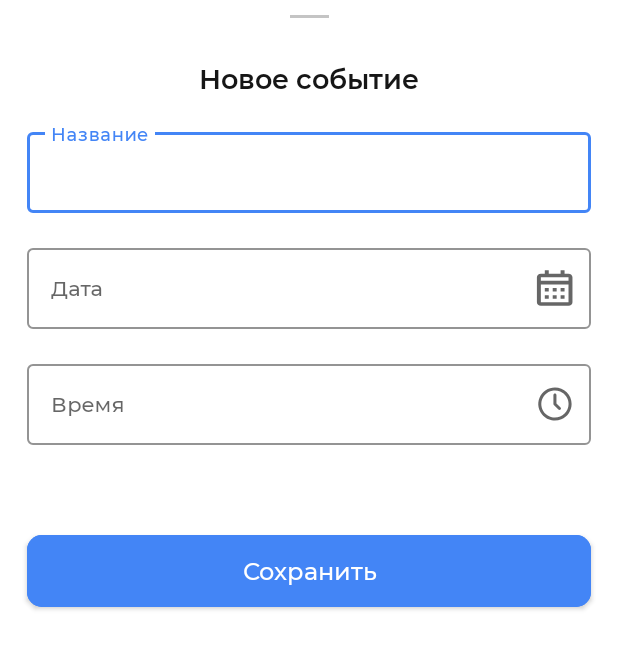
After one commit to whoopzee9/PayShare, an Android app: the layout fragment_add_event_dialog.xml on its own in the app's theme, with its tools: preview values and no code run, on a phone screen of 412 x 824 dp. The commit adds this screen. Shown: the top 649 px of the screen. Run offline under Robolectric (Android 15) with nearby library versions, the phone set to English and light mode, and no system bars.

Commit message:
added time picker

```diff
--- a/app/build.gradle
+++ b/app/build.gradle
@@ -96,4 +96,6 @@ dependencies {
     implementation vkSdkApiDep
 
     implementation pinEditTextDep
+
+    implementation wheelPickerDep
 }
--- /dev/null
+++ b/common/src/main/res/drawable/ic_calendar_24.xml
@@ -0,0 +1,4 @@
+<vector android:height="24dp" android:viewportHeight="18"
+    android:viewportWidth="19" android:width="25.333334dp" xmlns:android="http://schemas.android.com/apk/res/android">
+    <path android:fillColor="#A3A2A7" android:pathData="M16.256,17.9284H2.4268C1.3357,17.9284 0.4512,17.1289 0.4512,16.1427V3.6427C0.4512,2.6565 1.3357,1.857 2.4268,1.857H4.4024V0.0713H6.378V1.857H12.3048V0.0713H14.2804V1.857H16.256C17.3471,1.857 18.2317,2.6565 18.2317,3.6427V16.1427C18.2317,17.1289 17.3471,17.9284 16.256,17.9284ZM2.4268,7.2141V16.1427H16.256V7.2141H2.4268ZM2.4268,3.6427V5.4284H16.256V3.6427H2.4268ZM14.2804,14.357H12.3048V12.5713H14.2804V14.357ZM10.3292,14.357H8.3536V12.5713H10.3292V14.357ZM6.378,14.357H4.4024V12.5713H6.378V14.357ZM14.2804,10.7856H12.3048V8.9999H14.2804V10.7856ZM10.3292,10.7856H8.3536V8.9999H10.3292V10.7856ZM6.378,10.7856H4.4024V8.9999H6.378V10.7856Z"/>
+</vector>
--- /dev/null
+++ b/common/src/main/res/drawable/ic_clock_24.xml
@@ -0,0 +1,12 @@
+<vector xmlns:android="http://schemas.android.com/apk/res/android"
+    android:width="25dp"
+    android:height="24dp"
+    android:viewportWidth="25"
+    android:viewportHeight="24">
+  <path
+      android:pathData="M12.4539,1C10.2843,1 8.1635,1.6451 6.3596,2.8538C4.5556,4.0625 3.1496,5.7805 2.3194,7.7905C1.4891,9.8005 1.2719,12.0122 1.6952,14.146C2.1184,16.2798 3.1632,18.2398 4.6973,19.7782C6.2314,21.3166 8.186,22.3642 10.3139,22.7886C12.4417,23.2131 14.6473,22.9952 16.6518,22.1627C18.6562,21.3301 20.3694,19.9202 21.5747,18.1113C22.7801,16.3023 23.4234,14.1756 23.4234,12C23.42,9.0837 22.2632,6.2878 20.2067,4.2256C18.1503,2.1635 15.3622,1.0034 12.4539,1ZM12.4539,21C10.6788,21 8.9436,20.4722 7.4676,19.4832C5.9917,18.4943 4.8413,17.0887 4.162,15.4442C3.4827,13.7996 3.305,11.99 3.6513,10.2442C3.9976,8.4984 4.8524,6.8947 6.1076,5.636C7.3628,4.3774 8.962,3.5202 10.703,3.1729C12.444,2.8257 14.2485,3.0039 15.8885,3.6851C17.5285,4.3663 18.9302,5.5198 19.9164,6.9999C20.9026,8.4799 21.429,10.22 21.429,12C21.4261,14.3861 20.4796,16.6735 18.797,18.3607C17.1145,20.0479 14.8334,20.9971 12.4539,21Z"
+      android:fillColor="#A3A2A7"/>
+  <path
+      android:pathData="M13.4515,11.586V6C13.4515,5.7348 13.3464,5.4804 13.1594,5.2929C12.9724,5.1054 12.7187,5 12.4543,5C12.1898,5 11.9361,5.1054 11.7491,5.2929C11.5621,5.4804 11.457,5.7348 11.457,6V12C11.4571,12.2652 11.5622,12.5195 11.7492,12.707L14.7409,15.707C14.929,15.8892 15.1809,15.99 15.4424,15.9877C15.7038,15.9854 15.954,15.8802 16.1388,15.6948C16.3237,15.5094 16.4286,15.2586 16.4309,14.9964C16.4332,14.7342 16.3326,14.4816 16.151,14.293L13.4515,11.586Z"
+      android:fillColor="#A3A2A7"/>
+</vector>
--- a/common/src/main/res/values-night/themes.xml
+++ b/common/src/main/res/values-night/themes.xml
@@ -1,7 +1,7 @@
 <resources xmlns:tools="http://schemas.android.com/tools">
 
     <style name="Template" parent="Theme.MaterialComponents.DayNight.NoActionBar">
-        <item name="colorPrimary">@color/background_primary</item>
+        <item name="colorPrimary">@color/button_tint_primary</item>
         <item name="colorPrimaryVariant">@color/background_primary</item>
         <item name="colorOnPrimary">@color/background_primary</item>
         <item name="colorSecondary">@color/background_secondary</item>
--- a/common/src/main/res/values/colors.xml
+++ b/common/src/main/res/values/colors.xml
@@ -15,7 +15,8 @@
     <color name="text_color_third">#A3A3A3</color>
     <color name="text_color_hint">#0C85B8</color>
     <color name="text_color_amount">#4E6F66</color>
-    <color name="text_color_hint_primary">#A3A2A7</color>
+    <color name="text_color_hint_primary">#4385F6</color>
+    <color name="shadow_color_primary">#261F5281</color>
 
     <color name="menu_icon_color_primary">#161616</color>
     <color name="menu_icon_color_secondary">#000000</color>
@@ -35,4 +36,6 @@
 
     <color name="divider_color">#EBEBEB</color>
 
+    <color name="top_view_color">#C4C4C4</color>
+
 </resources>
--- a/common/src/main/res/values/strings.xml
+++ b/common/src/main/res/values/strings.xml
@@ -21,4 +21,12 @@
     <string name="enter_with_qr">Войти с QR</string>
     <string name="cancel">Отмена</string>
     <string name="ok">Ок</string>
+    <string name="new_event">Новое событие</string>
+    <string name="save">Сохранить</string>
+    <string name="title">Название</string>
+    <string name="date">Дата</string>
+    <string name="time">Время</string>
+    <string name="hour_short">ч</string>
+    <string name="minute_short">м</string>
+    <string name="choose_time">Выберите время</string>
 </resources>
--- a/common/src/main/res/values/styles.xml
+++ b/common/src/main/res/values/styles.xml
@@ -34,8 +34,9 @@
         <item name="fontFamily">@font/montserrat_semi_bold</item>
     </style>
 
-    <style name="TextView.H2" parent="TextView.Default">
+    <style name="TextView.SubTitle" parent="TextView.Default">
         <item name="android:textSize">@dimen/sp_18</item>
+        <item name="fontFamily">@font/montserrat_semi_bold</item>
     </style>
 
     <style name="TextView.Text" parent="TextView.Default">
@@ -53,6 +54,8 @@
         <item name="android:insetBottom">@dimen/dp_0</item>
         <item name="android:textColor">@color/button_text_color</item>
         <item name="elevation">@dimen/dp_0</item>
+        <item name="android:textSize">@dimen/sp_14</item>
+        <item name="fontFamily">@font/montserrat_medium</item>
         <item name="android:backgroundTint">@color/button_background_color</item>
         <item name="android:textAppearance">?android:attr/textAppearanceButton</item>
         <item name="android:textAllCaps">false</item>
@@ -79,4 +82,23 @@
         <item name="rippleColor">@color/background_secondary</item>
         <item name="android:letterSpacing">0</item>
     </style>
+
+    <style name="Button.Save" parent="MaterialButton.Default">
+        <item name="android:textColor">@color/text_color_secondary</item>
+        <item name="android:textSize">@dimen/sp_16</item>
+        <item name="cornerRadius">@dimen/dp_10</item>
+    </style>
+
+    <style name="BottomSheet.Style" parent="Widget.Design.BottomSheet.Modal">
+        <item name="android:background">@drawable/background_rounded_top</item>
+    </style>
+
+    <style name="BottomSheetDialog.Theme" parent="Theme.MaterialComponents.Light.BottomSheetDialog">
+        <item name="bottomSheetStyle">@style/BottomSheet.Style</item>
+        <item name="android:windowIsFloating">false</item>
+        <item name="android:statusBarColor">@android:color/transparent</item>
+        <item name="android:windowSoftInputMode">adjustResize</item>
+        <item name="android:windowNoTitle">true</item>
+        <item name="android:windowBackground">@color/shadow_color_primary</item>
+    </style>
 </resources>
--- a/common/src/main/res/values/themes.xml
+++ b/common/src/main/res/values/themes.xml
@@ -1,7 +1,7 @@
 <resources xmlns:tools="http://schemas.android.com/tools">
 
     <style name="Template" parent="Theme.MaterialComponents.DayNight.NoActionBar">
-        <item name="colorPrimary">@color/background_primary</item>
+        <item name="colorPrimary">@color/button_tint_primary</item>
         <item name="colorPrimaryVariant">@color/background_primary</item>
         <item name="colorOnPrimary">@color/background_primary</item>
         <item name="colorSecondary">@color/background_secondary</item>
--- a/feature/build.gradle
+++ b/feature/build.gradle
@@ -83,4 +83,6 @@ dependencies {
     implementation eventBusDep
 
     implementation pinEditTextDep
+
+    implementation wheelPickerDep
 }
--- /dev/null
+++ b/feature/src/main/res/layout/fragment_add_event_dialog.xml
@@ -0,0 +1,123 @@
+<?xml version="1.0" encoding="utf-8"?>
+<androidx.constraintlayout.widget.ConstraintLayout xmlns:android="http://schemas.android.com/apk/res/android"
+    xmlns:app="http://schemas.android.com/apk/res-auto"
+    android:layout_width="match_parent"
+    android:layout_height="wrap_content"
+    android:orientation="vertical"
+    app:layout_behavior="com.google.android.material.bottomsheet.BottomSheetBehavior">
+
+    <View
+        android:id="@+id/frg_add_event_dialog__top_view"
+        android:layout_width="@dimen/dp_26"
+        android:layout_height="@dimen/dp_2"
+        android:layout_marginTop="10dp"
+        android:layout_marginBottom="@dimen/dp_10"
+        android:background="@color/top_view_color"
+        app:layout_constraintEnd_toEndOf="parent"
+        app:layout_constraintStart_toStartOf="parent"
+        app:layout_constraintTop_toTopOf="parent" />
+
+    <TextView
+        android:id="@+id/frg_add_event_dialog__tv_title"
+        style="@style/TextView.SubTitle"
+        android:layout_width="wrap_content"
+        android:layout_height="wrap_content"
+        android:layout_marginTop="@dimen/dp_28"
+        android:text="@string/new_event"
+        app:layout_constraintEnd_toEndOf="parent"
+        app:layout_constraintStart_toStartOf="parent"
+        app:layout_constraintTop_toBottomOf="@id/frg_add_event_dialog__top_view" />
+
+    <com.google.android.material.textfield.TextInputLayout
+        android:id="@+id/frg_add_event_dialog__et_title_layout"
+        style="@style/Widget.MaterialComponents.TextInputLayout.OutlinedBox"
+        android:layout_width="match_parent"
+        android:layout_height="wrap_content"
+        android:layout_marginHorizontal="@dimen/dp_18"
+        android:layout_marginTop="@dimen/dp_18"
+        android:hint="@string/title"
+        app:boxStrokeColor="@color/button_tint_primary"
+        app:hintTextColor="@color/text_color_hint_primary"
+        app:layout_constraintEnd_toEndOf="parent"
+        app:layout_constraintStart_toStartOf="parent"
+        app:layout_constraintTop_toBottomOf="@id/frg_add_event_dialog__tv_title">
+
+        <com.google.android.material.textfield.TextInputEditText
+            android:id="@+id/frg_add_event_dialog__et_title"
+            android:layout_width="match_parent"
+            android:layout_height="match_parent"
+            android:fontFamily="@font/montserrat_medium"
+            android:textColor="@color/text_color_primary"
+            android:textSize="@dimen/sp_14" />
+    </com.google.android.material.textfield.TextInputLayout>
+
+    <com.google.android.material.textfield.TextInputLayout
+        android:id="@+id/frg_add_event_dialog__et_date_layout"
+        style="@style/Widget.MaterialComponents.TextInputLayout.OutlinedBox"
+        android:layout_width="match_parent"
+        android:layout_height="wrap_content"
+        android:layout_marginHorizontal="@dimen/dp_18"
+        android:layout_marginTop="@dimen/dp_18"
+        android:focusable="false"
+        android:hint="@string/date"
+        app:boxStrokeColor="@color/button_tint_primary"
+        app:endIconDrawable="@drawable/ic_calendar_24"
+        app:endIconMode="custom"
+        app:hintTextColor="@color/text_color_hint_primary"
+        app:layout_constraintEnd_toEndOf="parent"
+        app:layout_constraintStart_toStartOf="parent"
+        app:layout_constraintTop_toBottomOf="@id/frg_add_event_dialog__et_title_layout">
+
+        <com.google.android.material.textfield.TextInputEditText
+            android:id="@+id/frg_add_event_dialog__et_date"
+            android:layout_width="match_parent"
+            android:layout_height="match_parent"
+            android:focusable="false"
+            android:fontFamily="@font/montserrat_medium"
+            android:textColor="@color/text_color_primary"
+            android:textSize="@dimen/sp_14" />
+    </com.google.android.material.textfield.TextInputLayout>
+
+    <com.google.android.material.textfield.TextInputLayout
+        android:id="@+id/frg_add_event_dialog__et_time_layout"
+        style="@style/Widget.MaterialComponents.TextInputLayout.OutlinedBox"
+        android:layout_width="match_parent"
+        android:layout_height="wrap_content"
+        android:layout_marginHorizontal="@dimen/dp_18"
+        android:layout_marginTop="@dimen/dp_18"
+        android:focusable="false"
+        android:hint="@string/time"
+        app:boxStrokeColor="@color/button_tint_primary"
+        app:endIconDrawable="@drawable/ic_clock_24"
+        app:endIconMode="custom"
+        app:hintTextColor="@color/text_color_hint_primary"
+        app:layout_constraintEnd_toEndOf="parent"
+        app:layout_constraintStart_toStartOf="parent"
+        app:layout_constraintTop_toBottomOf="@id/frg_add_event_dialog__et_date_layout">
+
+        <com.google.android.material.textfield.TextInputEditText
+            android:id="@+id/frg_add_event_dialog__et_time"
+            android:layout_width="match_parent"
+            android:layout_height="match_parent"
+            android:focusable="false"
+            android:fontFamily="@font/montserrat_medium"
+            android:textColor="@color/text_color_primary"
+            android:textSize="@dimen/sp_14" />
+    </com.google.android.material.textfield.TextInputLayout>
+
+
+    <com.google.android.material.button.MaterialButton
+        android:id="@+id/frg_add_event_dialog__mb_save"
+        style="@style/Button.Save"
+        android:layout_width="match_parent"
+        android:layout_height="wrap_content"
+        android:layout_marginHorizontal="@dimen/dp_18"
+        android:layout_marginTop="@dimen/dp_60"
+        android:layout_marginBottom="@dimen/dp_20"
+        android:text="@string/save"
+        app:layout_constraintBottom_toBottomOf="parent"
+        app:layout_constraintEnd_toEndOf="parent"
+        app:layout_constraintStart_toStartOf="parent"
+        app:layout_constraintTop_toBottomOf="@id/frg_add_event_dialog__et_time_layout" />
+
+</androidx.constraintlayout.widget.ConstraintLayout>
--- a/feature/src/main/res/layout/fragment_search_event_dialog.xml
+++ b/feature/src/main/res/layout/fragment_search_event_dialog.xml
@@ -3,7 +3,7 @@
     xmlns:app="http://schemas.android.com/apk/res-auto"
     android:layout_width="wrap_content"
     android:layout_height="wrap_content"
-    android:background="@drawable/dialog_background_rounded">
+    android:background="@drawable/background_rounded_dialog">
 
     <TextView
         android:id="@+id/frg_search_event_dialog__tv_title"
```
Also changed, not shown: build.gradle (+6 -2 lines), common/src/main/res/drawable/background_rounded_top.xml (added, +8 -0 lines), feature/src/main/java/ru/spbstu/feature/events/presentation/EventsFragment.kt (+78 -0 lines), feature/src/main/java/ru/spbstu/feature/events/presentation/wheelPicker/HourPickerAdapter.kt (added, +24 -0 lines), feature/src/main/java/ru/spbstu/feature/events/presentation/wheelPicker/MinutePickerAdapter.kt (added, +28 -0 lines), feature/src/main/res/layout/fragment_time_picker_dialog.xml (added, +103 -0 lines), common/src/main/res/drawable/background_rounded_dialog.xml (renamed from common/src/main/res/drawable/dialog_background_rounded.xml).
